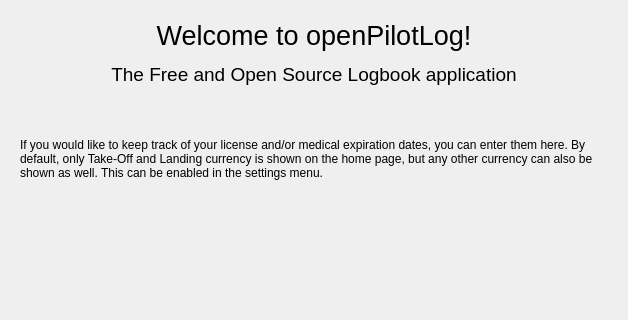
fiffty-50/openPilotLog, file src/gui/dialogues/firstrundialog.ui: the form before one commit; both pictures show x 0 to 628 and y 216 to 536 of the 628 by 786 pixel window.
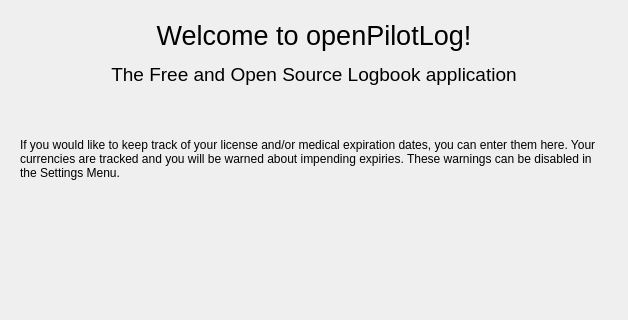
The form after the commit. The open tabs and pages were chosen to show the change.

Commit message:
Added warning about expiries
The user ca choose to be warned about impending expiries. This is now implemented in the settings dialog as well as the CurrencyWidget.

```diff
--- a/src/gui/dialogues/firstrundialog.ui
+++ b/src/gui/dialogues/firstrundialog.ui
@@ -175,7 +175,7 @@
        <item row="0" column="0" colspan="2">
         <widget class="QLabel" name="label_6">
          <property name="text">
-          <string>&lt;html&gt;&lt;head/&gt;&lt;body&gt;&lt;p align=&quot;center&quot;&gt;&lt;span style=&quot; font-size:20pt;&quot;&gt;Welcome to openPilotLog!&lt;/span&gt;&lt;/p&gt;&lt;p align=&quot;center&quot;&gt;&lt;span style=&quot; font-size:14pt;&quot;&gt;The Free and Open Source Logbook application&lt;/span&gt;&lt;/p&gt;&lt;p&gt;&lt;br/&gt;&lt;/p&gt;&lt;p&gt;If you would like to keep track of your license and/or medical expiration dates, you can enter them here. By default, only Take-Off and Landing currency is shown on the home page, but any other currency can also be shown as well. This can be enabled in the settings menu.&lt;/p&gt;&lt;/body&gt;&lt;/html&gt;</string>
+          <string>&lt;html&gt;&lt;head/&gt;&lt;body&gt;&lt;p align=&quot;center&quot;&gt;&lt;span style=&quot; font-size:20pt;&quot;&gt;Welcome to openPilotLog!&lt;/span&gt;&lt;/p&gt;&lt;p align=&quot;center&quot;&gt;&lt;span style=&quot; font-size:14pt;&quot;&gt;The Free and Open Source Logbook application&lt;/span&gt;&lt;/p&gt;&lt;p&gt;&lt;br/&gt;&lt;/p&gt;&lt;p&gt;If you would like to keep track of your license and/or medical expiration dates, you can enter them here. Your currencies are tracked and you will be warned about impending expiries. These warnings can be disabled in the Settings Menu.&lt;/p&gt;&lt;/body&gt;&lt;/html&gt;</string>
          </property>
          <property name="textFormat">
           <enum>Qt::RichText</enum>
```
The commit also changes 7 other files.
